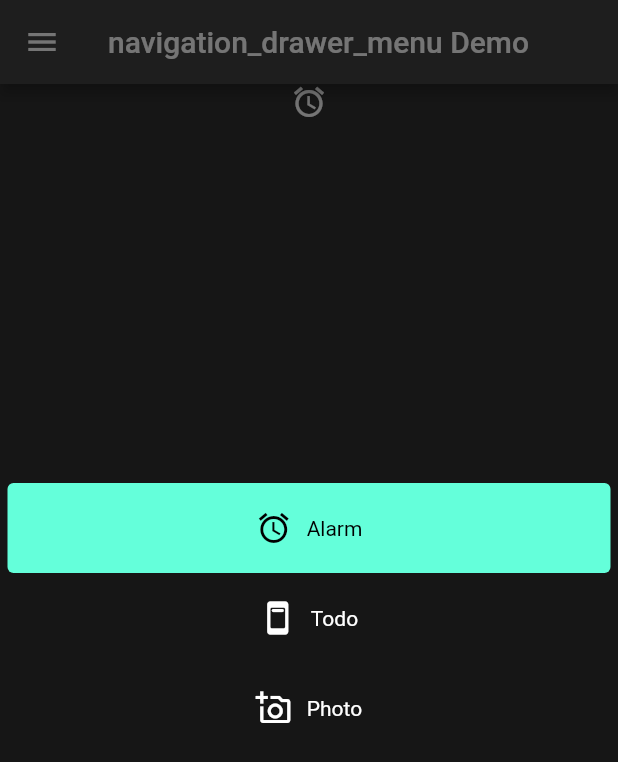
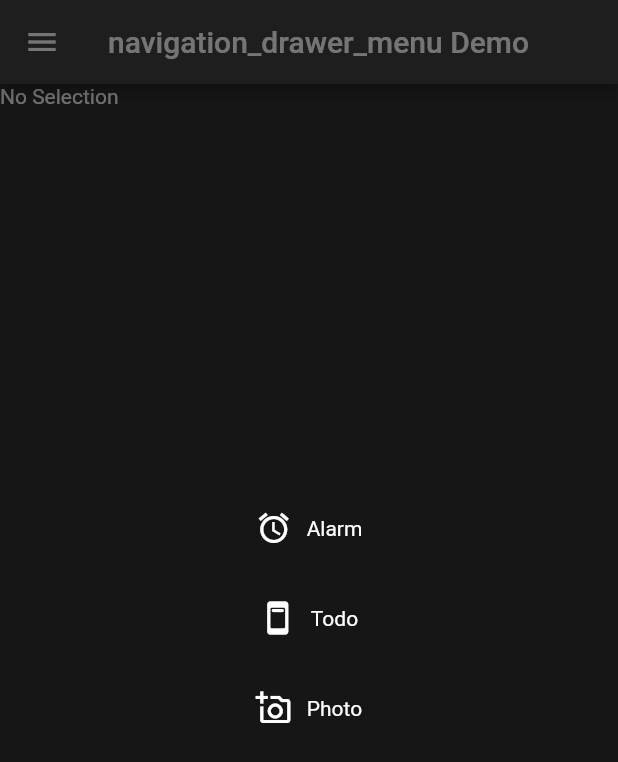
Before and after one commit to MelbourneDeveloper/navigation_drawer_menu, a Flutter app: the screen it shows after launch, with the side drawer open, on a phone screen of 412 x 824 dp. Shown: the top 762 px of the screen. Run offline on Flutter 3.47's test engine with Material 2 defaults, Android fonts, the phone set to English and light mode, and no system bars.

Commit message:
Move the selected key inside the state

```diff
--- a/example/lib/main.dart
+++ b/example/lib/main.dart
@@ -42,7 +42,6 @@ class MyApp extends StatefulWidget {
 }
 
 class _MyAppState extends State<MyApp> {
-  ValueKey<String> selectedMenuKey = alarmValueKey;
   final NavigationDrawerState state = NavigationDrawerState();
 
   @override
@@ -66,8 +65,11 @@ class _MyAppState extends State<MyApp> {
               ),
               body: NavigationDrawerMenuFrame(
                 body: Builder(
-                    builder: (c) =>
-                        Icon(menuItems[selectedMenuKey]!.menuItem!.iconData)),
+                    builder: (c) => state.selectedMenuKey == null
+                        ? const Text('No Selection')
+                        : Icon(menuItems[state.selectedMenuKey]!
+                            .menuItem!
+                            .iconData)),
                 menuBackgroundColor: menuColor,
                 menuBuilder: Builder(builder: getMenu),
                 menuMode: state.menuMode(context),
@@ -78,12 +80,12 @@ class _MyAppState extends State<MyApp> {
         NavigationDrawerMenu(
             highlightColor: Theme.of(context).indicatorColor,
             onSelectionChanged: (c, key) {
-              selectedMenuKey = key;
+              state.selectedMenuKey = key;
               state.closeDrawer(c);
               setState(() {});
             },
             menuItems: menuItems.values.toList(),
-            selectedMenuKey: selectedMenuKey,
+            selectedMenuKey: state.selectedMenuKey,
             itemPadding: const EdgeInsets.only(left: 5, right: 5),
             buildMenuButtonContent: (mbd, isSelected, bc) => Row(
                 mainAxisAlignment: MainAxisAlignment.center,
--- a/lib/navigation_drawer_state.dart
+++ b/lib/navigation_drawer_state.dart
@@ -15,6 +15,7 @@ class NavigationDrawerState {
   _MenuThickness _menuThickness = _MenuThickness.thick;
   final double minimumThickMenuWidth;
   final double minimumMenuWidth;
+  Key? selectedMenuKey;
 
   NavigationDrawerState(
       {this.minimumThickMenuWidth = 700, this.minimumMenuWidth = 500});
```
